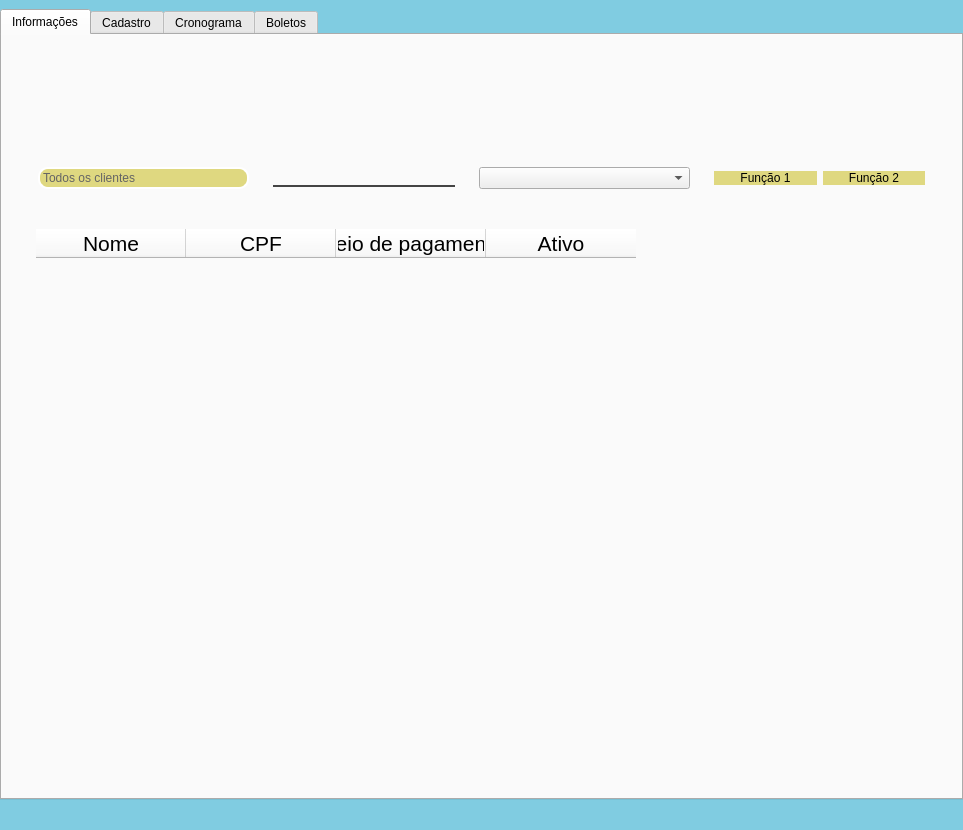
Old version of the form Telas/UI/dashCliente.ui in the repository Nautilidae-project/Nautilus.
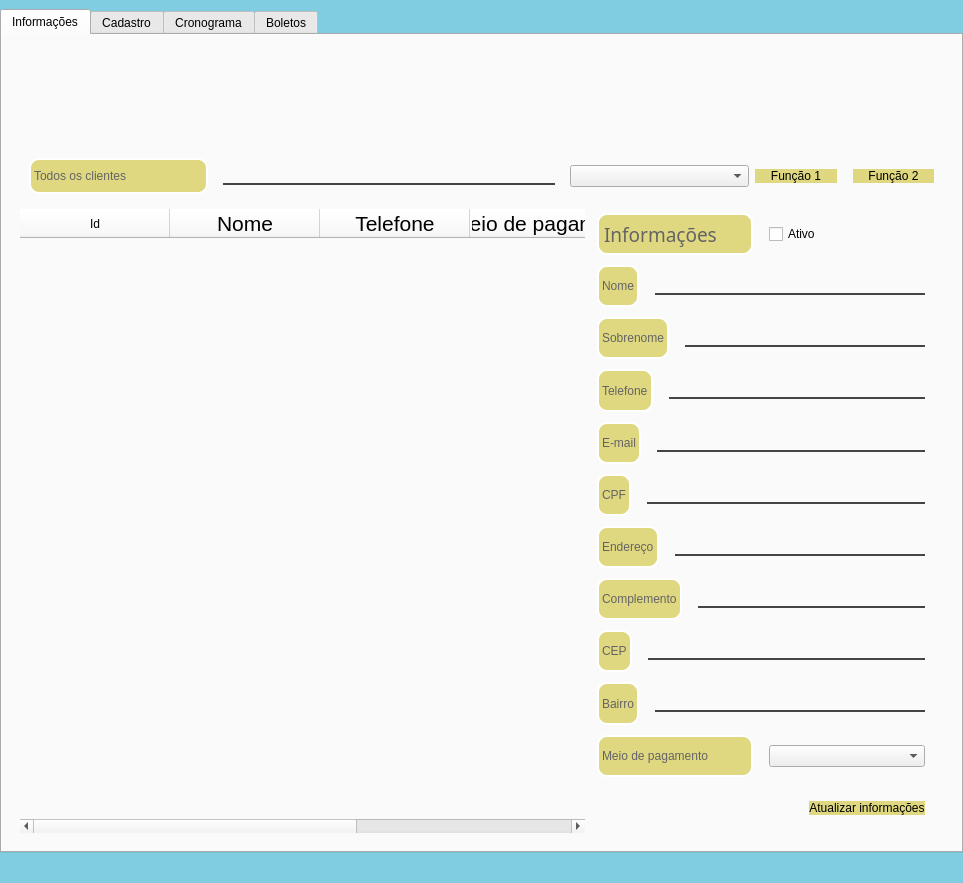
New version of the form.

Commit message:
Implementação do frame com informações do cliente
- 90% da implementação do frame com informações dos clientes pronta;
- Ao dar um duplo clique eu um cliente na tabela, ele carrega as informações na aba à esquerda;
- Implementação de popUp que verifica a atualização dos dados do cliente;
- Implementação da busca de um cliente no banco de dados pelo seu Id

What changed in the file:
```diff
--- a/Telas/UI/dashCliente.ui
+++ b/Telas/UI/dashCliente.ui
@@ -7,7 +7,7 @@
     <x>0</x>
     <y>0</y>
     <width>963</width>
-    <height>830</height>
+    <height>883</height>
    </rect>
   </property>
   <property name="windowTitle">
@@ -254,6 +254,21 @@
                 <enum>QFrame::Raised</enum>
                </property>
                <layout class="QHBoxLayout" name="horizontalLayout_4">
+                <property name="spacing">
+                 <number>0</number>
+                </property>
+                <property name="leftMargin">
+                 <number>0</number>
+                </property>
+                <property name="topMargin">
+                 <number>0</number>
+                </property>
+                <property name="rightMargin">
+                 <number>0</number>
+                </property>
+                <property name="bottomMargin">
+                 <number>0</number>
+                </property>
                 <item>
                  <widget class="QLabel" name="lbNomeTabela">
                   <property name="text">
@@ -274,7 +289,7 @@
                </property>
                <property name="maximumSize">
                 <size>
-                 <width>150</width>
+                 <width>350</width>
                  <height>60</height>
                 </size>
                </property>
@@ -312,6 +327,21 @@
                 <enum>QFrame::Raised</enum>
                </property>
                <layout class="QHBoxLayout" name="horizontalLayout_18">
+                <property name="spacing">
+                 <number>0</number>
+                </property>
+                <property name="leftMargin">
+                 <number>0</number>
+                </property>
+                <property name="topMargin">
+                 <number>0</number>
+                </property>
+                <property name="rightMargin">
+                 <number>0</number>
+                </property>
+                <property name="bottomMargin">
+                 <number>0</number>
+                </property>
                 <item>
                  <widget class="QComboBox" name="comboBox"/>
                 </item>
@@ -333,6 +363,21 @@
                 <enum>QFrame::Raised</enum>
                </property>
                <layout class="QHBoxLayout" name="horizontalLayout_19">
+                <property name="spacing">
+                 <number>16</number>
+                </property>
+                <property name="leftMargin">
+                 <number>0</number>
+                </property>
+                <property name="topMargin">
+                 <number>0</number>
+                </property>
+                <property name="rightMargin">
+                 <number>0</number>
+                </property>
+                <property name="bottomMargin">
+                 <number>0</number>
+                </property>
                 <item>
                  <widget class="QPushButton" name="pbFuncionalidade1">
                   <property name="text">
@@ -361,30 +406,46 @@
             <property name="frameShadow">
              <enum>QFrame::Raised</enum>
             </property>
-            <layout class="QVBoxLayout" name="verticalLayout_4">
+            <layout class="QHBoxLayout" name="horizontalLayout_20">
              <property name="spacing">
-              <number>16</number>
+              <number>8</number>
              </property>
              <property name="leftMargin">
-              <number>16</number>
+              <number>0</number>
              </property>
              <property name="topMargin">
-              <number>16</number>
+              <number>0</number>
              </property>
              <property name="rightMargin">
-              <number>16</number>
+              <number>0</number>
              </property>
              <property name="bottomMargin">
-              <number>16</number>
+              <number>0</number>
              </property>
              <item>
               <widget class="QTableWidget" name="tblClientes">
+               <property name="styleSheet">
+                <string notr="true">#tblClientes::item {
+	padding-left: 8px;
+	padding-right: 8px;
+}
+
+#tblClientes::section {
+	padding-left: 8px;
+	padding-right: 8px;
+}
+
+</string>
+               </property>
                <property name="locale">
                 <locale language="Portuguese" country="Brazil"/>
                </property>
                <property name="frameShape">
                 <enum>QFrame::NoFrame</enum>
                </property>
+               <property name="frameShadow">
+                <enum>QFrame::Raised</enum>
+               </property>
                <property name="lineWidth">
                 <number>0</number>
                </property>
@@ -397,17 +458,20 @@
                <property name="showGrid">
                 <bool>false</bool>
                </property>
+               <property name="gridStyle">
+                <enum>Qt::NoPen</enum>
+               </property>
                <property name="wordWrap">
                 <bool>true</bool>
                </property>
                <property name="cornerButtonEnabled">
-                <bool>true</bool>
+                <bool>false</bool>
                </property>
                <property name="rowCount">
                 <number>0</number>
                </property>
                <property name="columnCount">
-                <number>4</number>
+                <number>5</number>
                </property>
                <attribute name="horizontalHeaderVisible">
                 <bool>true</bool>
@@ -430,6 +494,11 @@
                <attribute name="verticalHeaderVisible">
                 <bool>false</bool>
                </attribute>
+               <column>
+                <property name="text">
+                 <string>Id</string>
+                </property>
+               </column>
                <column>
                 <property name="text">
                  <string>Nome</string>
@@ -443,7 +512,7 @@
                </column>
                <column>
                 <property name="text">
-                 <string>CPF</string>
+                 <string>Telefone</string>
                 </property>
                 <property name="font">
                  <font>
@@ -476,6 +545,536 @@
                </column>
               </widget>
              </item>
+             <item>
+              <widget class="QFrame" name="frInfoCliente">
+               <property name="minimumSize">
+                <size>
+                 <width>350</width>
+                 <height>0</height>
+                </size>
+               </property>
+               <property name="frameShape">
+                <enum>QFrame::StyledPanel</enum>
+               </property>
+               <property name="frameShadow">
+                <enum>QFrame::Raised</enum>
+               </property>
+               <layout class="QVBoxLayout" name="verticalLayout_4">
+                <property name="leftMargin">
+                 <number>2</number>
+                </property>
+                <property name="topMargin">
+                 <number>2</number>
+                </property>
+                <property name="rightMargin">
+                 <number>2</number>
+                </property>
+                <property name="bottomMargin">
+                 <number>2</number>
+                </property>
+                <item>
+                 <widget class="QFrame" name="frInformacoes">
+                  <property name="minimumSize">
+                   <size>
+                    <width>0</width>
+                    <height>36</height>
+                   </size>
+                  </property>
+                  <property name="frameShape">
+                   <enum>QFrame::StyledPanel</enum>
+                  </property>
+                  <property name="frameShadow">
+                   <enum>QFrame::Raised</enum>
+                  </property>
+                  <layout class="QHBoxLayout" name="horizontalLayout_21">
+                   <property name="spacing">
+                    <number>16</number>
+                   </property>
+                   <property name="sizeConstraint">
+                    <enum>QLayout::SetDefaultConstraint</enum>
+                   </property>
+                   <property name="leftMargin">
+                    <number>2</number>
+                   </property>
+                   <property name="topMargin">
+                    <number>2</number>
+                   </property>
+                   <property name="rightMargin">
+                    <number>16</number>
+                   </property>
+                   <property name="bottomMargin">
+                    <number>2</number>
+                   </property>
+                   <item>
+                    <widget class="QLabel" name="lbInformacoes">
+                     <property name="font">
+                      <font>
+                       <family>Fira Sans</family>
+                       <pointsize>14</pointsize>
+                       <weight>18</weight>
+                       <italic>false</italic>
+                       <bold>false</bold>
+                      </font>
+                     </property>
+                     <property name="text">
+                      <string>Informações</string>
+                     </property>
+                    </widget>
+                   </item>
+                   <item>
+                    <widget class="QCheckBox" name="cbInfoAtivo">
+                     <property name="text">
+                      <string>Ativo</string>
+                     </property>
+                     <property name="tristate">
+                      <bool>false</bool>
+                     </property>
+                    </widget>
+                   </item>
+                  </layout>
+                 </widget>
+                </item>
+                <item>
+                 <widget class="QFrame" name="frInfoNome">
+                  <property name="minimumSize">
+                   <size>
+                    <width>0</width>
+                    <height>36</height>
+                   </size>
+                  </property>
+                  <property name="frameShape">
+                   <enum>QFrame::NoFrame</enum>
+                  </property>
+                  <property name="frameShadow">
+                   <enum>QFrame::Raised</enum>
+                  </property>
+                  <layout class="QHBoxLayout" name="horizontalLayout_22">
+                   <property name="spacing">
+                    <number>16</number>
+                   </property>
+                   <property name="leftMargin">
+                    <number>2</number>
+                   </property>
+                   <property name="topMargin">
+                    <number>2</number>
+                   </property>
+                   <property name="rightMargin">
+                    <number>16</number>
+                   </property>
+                   <property name="bottomMargin">
+                    <number>2</number>
+                   </property>
+                   <item>
+                    <widget class="QLabel" name="lbInfoNome">
+                     <property name="text">
+                      <string>Nome</string>
+                     </property>
+                    </widget>
+                   </item>
+                   <item>
+                    <widget class="QLineEdit" name="leInfoNome"/>
+                   </item>
+                  </layout>
+                 </widget>
+                </item>
+                <item>
+                 <widget class="QFrame" name="frInfoSobrenome">
+                  <property name="minimumSize">
+                   <size>
+                    <width>0</width>
+                    <height>36</height>
+                   </size>
+                  </property>
+                  <property name="frameShape">
+                   <enum>QFrame::StyledPanel</enum>
+                  </property>
+                  <property name="frameShadow">
+                   <enum>QFrame::Raised</enum>
+                  </property>
+                  <layout class="QHBoxLayout" name="horizontalLayout_23">
+                   <property name="spacing">
+                    <number>16</number>
+                   </property>
+                   <property name="leftMargin">
+                    <number>2</number>
+                   </property>
+                   <property name="topMargin">
+                    <number>2</number>
+                   </property>
+                   <property name="rightMargin">
+                    <number>16</number>
+                   </property>
+                   <property name="bottomMargin">
+                    <number>2</number>
+                   </property>
+                   <item>
+                    <widget class="QLabel" name="lbInfoSobrenome">
+                     <property name="text">
+                      <string>Sobrenome</string>
+                     </property>
+                    </widget>
+                   </item>
+                   <item>
+                    <widget class="QLineEdit" name="leInfoSobrenome"/>
+                   </item>
+                  </layout>
+                 </widget>
+                </item>
+                <item>
+                 <widget class="QFrame" name="frInfoTel">
+                  <property name="minimumSize">
+                   <size>
+                    <width>0</width>
+                    <height>36</height>
+                   </size>
+                  </property>
+                  <property name="frameShape">
+                   <enum>QFrame::StyledPanel</enum>
+                  </property>
+                  <property name="frameShadow">
+                   <enum>QFrame::Raised</enum>
+                  </property>
+                  <layout class="QHBoxLayout" name="horizontalLayout_24">
+                   <property name="spacing">
+                    <number>16</number>
+                   </property>
+                   <property name="leftMargin">
+                    <number>2</number>
+                   </property>
+                   <property name="topMargin">
+                    <number>2</number>
+                   </property>
+                   <property name="rightMargin">
+                    <number>16</number>
+                   </property>
+                   <property name="bottomMargin">
+                    <number>2</number>
+                   </property>
+                   <item>
+                    <widget class="QLabel" name="lbInfoTel">
+                     <property name="text">
+                      <string>Telefone</string>
+                     </property>
+                    </widget>
+                   </item>
+                   <item>
+                    <widget class="QLineEdit" name="leInfoTel"/>
+                   </item>
+                  </layout>
+                 </widget>
+                </item>
+                <item>
+                 <widget class="QFrame" name="frInfoEmail">
+                  <property name="minimumSize">
+                   <size>
+                    <width>0</width>
+                    <height>36</height>
+                   </size>
+                  </property>
+                  <property name="frameShape">
+                   <enum>QFrame::StyledPanel</enum>
+                  </property>
+                  <property name="frameShadow">
+                   <enum>QFrame::Raised</enum>
+                  </property>
+                  <layout class="QHBoxLayout" name="horizontalLayout_25">
+                   <property name="spacing">
+                    <number>16</number>
+                   </property>
+                   <property name="leftMargin">
+                    <number>2</number>
+                   </property>
+                   <property name="topMargin">
+                    <number>2</number>
+                   </property>
+                   <property name="rightMargin">
+                    <number>16</number>
+                   </property>
+                   <property name="bottomMargin">
+                    <number>2</number>
+                   </property>
+                   <item>
+                    <widget class="QLabel" name="lbInfoEmail">
+                     <property name="text">
+                      <string>E-mail</string>
+                     </property>
+                    </widget>
+                   </item>
+                   <item>
+                    <widget class="QLineEdit" name="leInfoEmail"/>
+                   </item>
+                  </layout>
+                 </widget>
+                </item>
+                <item>
+                 <widget class="QFrame" name="frInfoCpf">
+                  <property name="minimumSize">
+                   <size>
+                    <width>0</width>
+                    <height>36</height>
+                   </size>
+                  </property>
+                  <property name="frameShape">
+                   <enum>QFrame::StyledPanel</enum>
+                  </property>
+                  <property name="frameShadow">
+                   <enum>QFrame::Raised</enum>
+                  </property>
+                  <layout class="QHBoxLayout" name="horizontalLayout_26">
+                   <property name="spacing">
+                    <number>16</number>
+                   </property>
+                   <property name="leftMargin">
+                    <number>2</number>
+                   </property>
+                   <property name="topMargin">
+                    <number>2</number>
+                   </property>
+                   <property name="rightMargin">
+                    <number>16</number>
+                   </property>
+                   <property name="bottomMargin">
+                    <number>2</number>
+                   </property>
+                   <item>
+                    <widget class="QLabel" name="lbInfoCpf">
+                     <property name="text">
+                      <string>CPF</string>
+                     </property>
+                    </widget>
+                   </item>
+                   <item>
+                    <widget class="QLineEdit" name="leInfoCpf"/>
+                   </item>
+                  </layout>
+                 </widget>
+                </item>
+                <item>
+                 <widget class="QFrame" name="frInfoEndereco">
+                  <property name="frameShape">
+                   <enum>QFrame::StyledPanel</enum>
+                  </property>
+                  <property name="frameShadow">
+                   <enum>QFrame::Raised</enum>
+                  </property>
+                  <layout class="QHBoxLayout" name="horizontalLayout_27">
+                   <property name="spacing">
+                    <number>16</number>
+                   </property>
+                   <property name="leftMargin">
+                    <number>2</number>
+                   </property>
+                   <property name="topMargin">
+                    <number>2</number>
+                   </property>
+                   <property name="rightMargin">
+                    <number>16</number>
+                   </property>
+                   <property name="bottomMargin">
+                    <number>2</number>
+                   </property>
+                   <item>
+                    <widget class="QLabel" name="lbInfoEndereco">
+                     <property name="text">
+                      <string>Endereço</string>
+                     </property>
+                    </widget>
+                   </item>
+                   <item>
+                    <widget class="QLineEdit" name="leInfoEndereco"/>
+                   </item>
+                  </layout>
+                 </widget>
+                </item>
+                <item>
+                 <widget class="QFrame" name="frInfoComplemento">
+                  <property name="frameShape">
+                   <enum>QFrame::StyledPanel</enum>
+                  </property>
+                  <property name="frameShadow">
+                   <enum>QFrame::Raised</enum>
+                  </property>
+                  <layout class="QHBoxLayout" name="horizontalLayout_28">
+                   <property name="spacing">
+                    <number>16</number>
+                   </property>
+                   <property name="leftMargin">
+                    <number>2</number>
+                   </property>
+                   <property name="topMargin">
+                    <number>2</number>
+                   </property>
+                   <property name="rightMargin">
+                    <number>16</number>
+                   </property>
+                   <property name="bottomMargin">
+                    <number>2</number>
+                   </property>
+                   <item>
+                    <widget class="QLabel" name="lbInfoComplemento">
+                     <property name="text">
+                      <string>Complemento</string>
+                     </property>
+                    </widget>
+                   </item>
+                   <item>
+                    <widget class="QLineEdit" name="leInfoComplemento"/>
+                   </item>
+                  </layout>
+                 </widget>
+                </item>
+                <item>
+                 <widget class="QFrame" name="frInfoCep">
+                  <property name="frameShape">
+                   <enum>QFrame::NoFrame</enum>
+                  </property>
+                  <property name="frameShadow">
+                   <enum>QFrame::Raised</enum>
+                  </property>
+                  <layout class="QHBoxLayout" name="horizontalLayout_31">
+                   <property name="spacing">
+                    <number>16</number>
+                   </property>
+                   <property name="leftMargin">
+                    <number>2</number>
+                   </property>
+                   <property name="topMargin">
+                    <number>2</number>
+                   </property>
+                   <property name="rightMargin">
+                    <number>16</number>
+                   </property>
+                   <property name="bottomMargin">
+                    <number>2</number>
+                   </property>
+                   <item>
+                    <widget class="QLabel" name="lbInfoCep">
+                     <property name="text">
+                      <string>CEP</string>
+                     </property>
+                    </widget>
+                   </item>
+                   <item>
+                    <widget class="QLineEdit" name="leInfoCep"/>
+                   </item>
+                  </layout>
+                 </widget>
+                </item>
+                <item>
+                 <widget class="QFrame" name="frInfoBairro">
+                  <property name="frameShape">
+                   <enum>QFrame::StyledPanel</enum>
+                  </property>
+                  <property name="frameShadow">
+                   <enum>QFrame::Raised</enum>
+                  </property>
+                  <layout class="QHBoxLayout" name="horizontalLayout_29">
+                   <property name="spacing">
+                    <number>16</number>
+                   </property>
+                   <property name="leftMargin">
+                    <number>2</number>
+                   </property>
+                   <property name="topMargin">
+                    <number>2</number>
+                   </property>
+                   <property name="rightMargin">
+                    <number>16</number>
+                   </property>
+                   <property name="bottomMargin">
+                    <number>2</number>
+                   </property>
+                   <item>
+                    <widget class="QLabel" name="lbInfoBairro">
+                     <property name="text">
+                      <string>Bairro</string>
+                     </property>
+                    </widget>
+                   </item>
+                   <item>
+                    <widget class="QLineEdit" name="leInfoBairro"/>
+                   </item>
+                  </layout>
+                 </widget>
+                </item>
+                <item>
+                 <widget class="QFrame" name="frInfoMeioPag">
+                  <property name="frameShape">
+                   <enum>QFrame::StyledPanel</enum>
+                  </property>
+                  <property name="frameShadow">
+                   <enum>QFrame::Raised</enum>
+                  </property>
+                  <layout class="QHBoxLayout" name="horizontalLayout_30">
+                   <property name="spacing">
+                    <number>16</number>
+                   </property>
+                   <property name="leftMargin">
+                    <number>2</number>
+                   </property>
+                   <property name="topMargin">
+                    <number>2</number>
+                   </property>
+                   <property name="rightMargin">
+                    <number>16</number>
+                   </property>
+                   <property name="bottomMargin">
+                    <number>2</number>
+                   </property>
+                   <item>
+                    <widget class="QLabel" name="lbInfoMeioPag">
+                     <property name="text">
+                      <string>Meio de pagamento</string>
+                     </property>
+                    </widget>
+                   </item>
+                   <item>
+                    <widget class="QComboBox" name="cbxInfoMeioPag"/>
+                   </item>
+                  </layout>
+                 </widget>
+                </item>
+                <item>
+                 <widget class="QFrame" name="frInfoConfirmar">
+                  <property name="frameShape">
+                   <enum>QFrame::StyledPanel</enum>
+                  </property>
+                  <property name="frameShadow">
+                   <enum>QFrame::Raised</enum>
+                  </property>
+                  <layout class="QHBoxLayout" name="horizontalLayout_32">
+                   <property name="spacing">
+                    <number>16</number>
+                   </property>
+                   <property name="rightMargin">
+                    <number>16</number>
+                   </property>
+                   <item>
+                    <spacer name="horizontalSpacer_5">
+                     <property name="orientation">
+                      <enum>Qt::Horizontal</enum>
+                     </property>
+                     <property name="sizeHint" stdset="0">
+                      <size>
+                       <width>269</width>
+                       <height>20</height>
+                      </size>
+                     </property>
+                    </spacer>
+                   </item>
+                   <item>
+                    <widget class="QPushButton" name="pbConfirmarAtualizacao">
+                     <property name="text">
+                      <string>Atualizar informações</string>
+                     </property>
+                    </widget>
+                   </item>
+                  </layout>
+                 </widget>
+                </item>
+               </layout>
+              </widget>
+             </item>
             </layout>
            </widget>
           </item>
```
Left out of the diff: 8 changed lines with no effect on the pictures. The commit also changes 11 other files.
